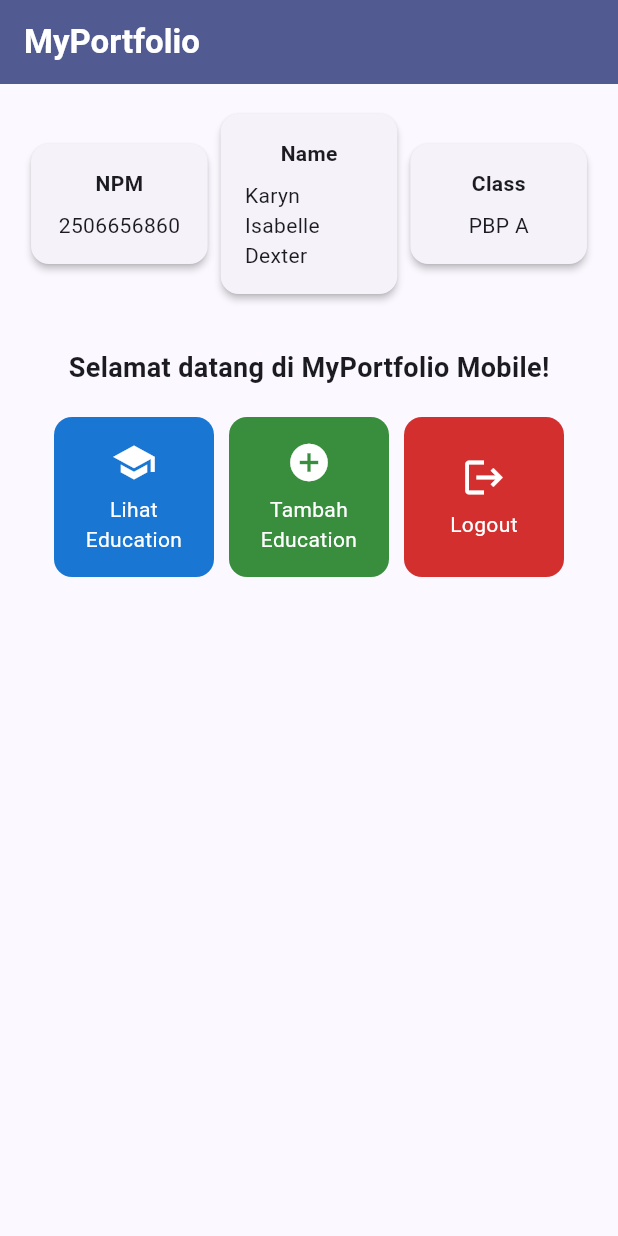
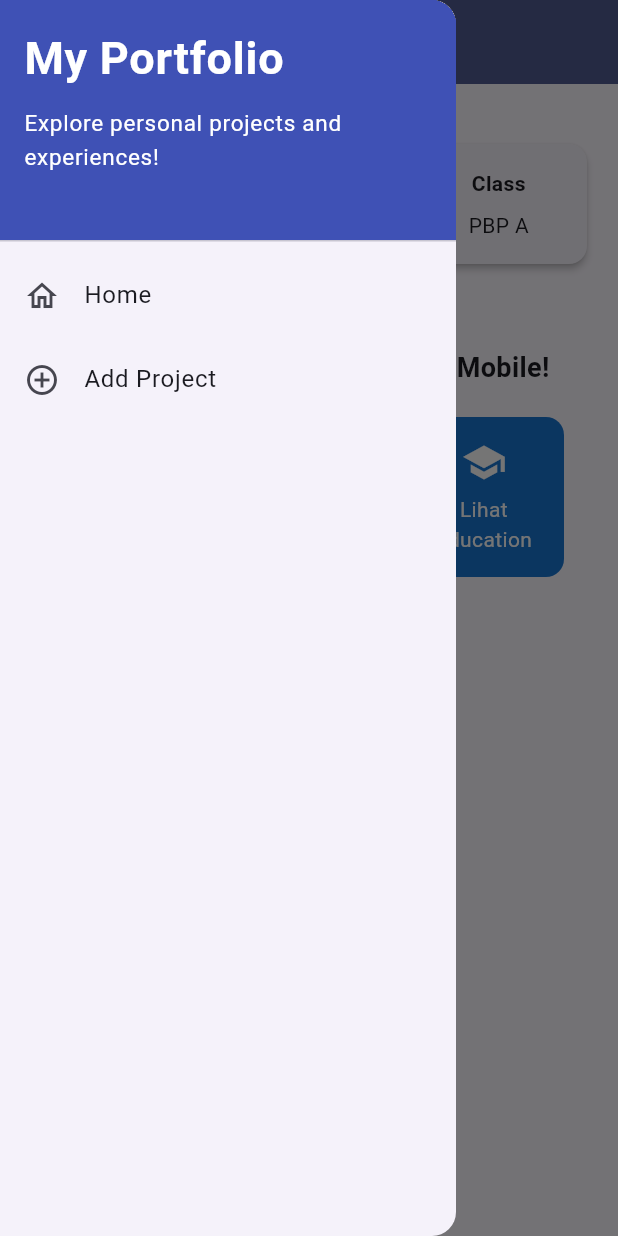
Before and after one commit to karyndextuy/myportofolio_mobile, a Flutter app: the screen it shows after launch, with the side drawer open (before the commit the screen has no drawer), on a phone screen of 412 x 824 dp. Run offline on Flutter 3.47's test engine with Material 3 defaults, Android fonts, the phone set to English and light mode, and no system bars.

Commit message:
tutorial 9

```diff
--- a/lib/main.dart
+++ b/lib/main.dart
@@ -1,5 +1,5 @@
 import 'package:flutter/material.dart';
-import 'package:myportofolio_mobile/menu.dart';
+import 'package:myportofolio_mobile/screens/menu.dart';
 
 void main() {
   runApp(const MyApp());
--- a/lib/menu.dart
+++ /dev/null
@@ -1,181 +0,0 @@
-import 'package:flutter/material.dart';
-
-class MyHomePage extends StatelessWidget {
-  MyHomePage({super.key});
-
-  // Identitas pemilik portofolio yang ditampilkan pada tiga InfoCard.
-  final String npm = "2506656860";
-  final String nama = "Karyn Isabelle Dexter";
-  final String kelas = "PBP A";
-
-  // Tombol aksi portofolio. Warna latar disimpan di model, sehingga
-  // ItemCard cukup membaca item.color tanpa percabangan if-else.
-  final List<ItemHomepage> items = [
-    ItemHomepage("Lihat Education", Icons.school, Colors.blue.shade700),
-    ItemHomepage("Tambah Education", Icons.add_circle, Colors.green.shade700),
-    ItemHomepage("Logout", Icons.logout, Colors.red.shade700),
-  ];
-
-  @override
-  Widget build(BuildContext context) {
-    // Scaffold menyediakan struktur visual dasar halaman (AppBar, Body, SnackBar).
-    return Scaffold(
-      // AppBar menampilkan bar bagian atas halaman aplikasi.
-      appBar: AppBar(
-        title: const Text(
-          'MyPortfolio',
-          style: TextStyle(
-            color: Colors.white,
-            fontWeight: FontWeight.bold,
-          ),
-        ),
-        backgroundColor: Theme.of(context).colorScheme.primary,
-      ),
-      // Body halaman utama dengan padding di sekelilingnya.
-      body: Padding(
-        padding: const EdgeInsets.all(16.0),
-        child: Column(
-          crossAxisAlignment: CrossAxisAlignment.center,
-          children: [
-            // Baris horizontal untuk menampilkan 3 InfoCard secara sejajar.
-            Row(
-              mainAxisAlignment: MainAxisAlignment.spaceEvenly,
-              children: [
-                InfoCard(title: 'NPM', content: npm),
-                InfoCard(title: 'Name', content: nama),
-                InfoCard(title: 'Class', content: kelas),
-              ],
-            ),
-
-            const SizedBox(height: 16.0),
-
-            // Bagian tengah: pesan sambutan dan kisi tombol menu portofolio.
-            Center(
-              child: Column(
-                children: [
-                  const Padding(
-                    padding: EdgeInsets.only(top: 16.0),
-                    child: Text(
-                      'Selamat datang di MyPortfolio Mobile!',
-                      style: TextStyle(
-                        fontWeight: FontWeight.bold,
-                        fontSize: 18.0,
-                      ),
-                    ),
-                  ),
-
-                  // GridView menampilkan kartu tombol dalam tata letak kisi 3 kolom.
-                  GridView.count(
-                    primary: true,
-                    padding: const EdgeInsets.all(20),
-                    crossAxisSpacing: 10,
-                    mainAxisSpacing: 10,
-                    crossAxisCount: 3,
-                    // shrinkWrap agar ukuran kisi menyesuaikan tinggi konten anak.
-                    shrinkWrap: true,
-                    children: items.map((ItemHomepage item) {
-                      return ItemCard(item);
-                    }).toList(),
-                  ),
-                ],
-              ),
-            ),
-          ],
-        ),
-      ),
-    );
-  }
-}
-
-class InfoCard extends StatelessWidget {
-  // Kartu informasi yang menampilkan judul (title) dan isi (content).
-  final String title;
-  final String content;
-
-  const InfoCard({super.key, required this.title, required this.content});
-
-  @override
-  Widget build(BuildContext context) {
-    return Card(
-      // Memberikan efek bayangan kartu elevasi 2 unit.
-      elevation: 2.0,
-      child: Container(
-        // Menyesuaikan lebar kartu dengan proporsi layar (dibagi 3.5).
-        width: MediaQuery.of(context).size.width / 3.5,
-        padding: const EdgeInsets.all(16.0),
-        // Menyusun teks title dan content secara vertikal.
-        child: Column(
-          children: [
-            Text(
-              title,
-              style: const TextStyle(fontWeight: FontWeight.bold),
-            ),
-            const SizedBox(height: 8.0),
-            Text(content),
-          ],
-        ),
-      ),
-    );
-  }
-}
-
-/// Model data untuk satu tombol aksi di halaman menu.
-class ItemHomepage {
-  /// Nama tombol, juga dipakai pada pesan SnackBar.
-  final String name;
-
-  /// Ikon yang ditampilkan di atas nama tombol.
-  final IconData icon;
-
-  /// Warna latar kartu tombol.
-  final Color color;
-
-  ItemHomepage(this.name, this.icon, this.color);
-}
-
-class ItemCard extends StatelessWidget {
-  final ItemHomepage item;
-
-  const ItemCard(this.item, {super.key});
-
-  @override
-  Widget build(BuildContext context) {
-    return Material(
-      // Warna latar diambil dari model, sehingga setiap tombol berbeda warna.
-      color: item.color,
-      borderRadius: BorderRadius.circular(12),
-      child: InkWell(
-        // Aksi ketika kartu ditekan oleh pengguna.
-        onTap: () {
-          // Menampilkan SnackBar dengan pesan interaktif.
-          ScaffoldMessenger.of(context)
-            ..hideCurrentSnackBar()
-            ..showSnackBar(
-              SnackBar(content: Text("Kamu telah menekan tombol ${item.name}!")),
-            );
-        },
-        child: Container(
-          padding: const EdgeInsets.all(8),
-          child: Center(
-            child: Column(
-              mainAxisAlignment: MainAxisAlignment.center,
-              children: [
-                Icon(
-                  item.icon,
-                  color: Colors.white,
-                  size: 30.0,
-                ),
-                const Padding(padding: EdgeInsets.all(3)),
-                Text(
-                  item.name,
-                  textAlign: TextAlign.center,
-                  style: const TextStyle(color: Colors.white),
-                ),
-              ],
-            ),
-          ),
-        ),
-      ),
-    );
-  }
-}
--- /dev/null
+++ b/lib/screens/menu.dart
@@ -0,0 +1,146 @@
+import 'package:flutter/material.dart';
+import 'package:myportofolio_mobile/widgets/left_drawer.dart';
+import 'package:myportofolio_mobile/widgets/project_card.dart';
+
+class MyHomePage extends StatelessWidget {
+  MyHomePage({super.key});
+
+  // Identitas pemilik portofolio yang ditampilkan pada tiga InfoCard.
+  final String npm = "2506656860";
+  final String nama = "Karyn Isabelle Dexter";
+  final String kelas = "PBP A";
+
+  // Tombol aksi portofolio. Warna latar disimpan di model, sehingga
+  // ItemCard cukup membaca item.color tanpa percabangan if-else.
+  final List<ItemHomepage> items = [
+    ItemHomepage("Lihat Proyek", Icons.folder, Colors.indigo.shade400),
+    ItemHomepage(
+      "Tambah Proyek",
+      Icons.create_new_folder,
+      Colors.orange.shade800,
+    ),
+    ItemHomepage("Lihat Education", Icons.school, Colors.blue.shade700),
+    ItemHomepage("Tambah Education", Icons.add_circle, Colors.green.shade700),
+    ItemHomepage("Logout", Icons.logout, Colors.red.shade700),
+  ];
+
+  @override
+  Widget build(BuildContext context) {
+    // Scaffold menyediakan struktur visual dasar halaman (AppBar, Body, SnackBar).
+    return Scaffold(
+      // AppBar menampilkan bar bagian atas halaman aplikasi.
+      appBar: AppBar(
+        title: const Text(
+          'MyPortfolio',
+          style: TextStyle(color: Colors.white, fontWeight: FontWeight.bold),
+        ),
+        backgroundColor: Theme.of(context).colorScheme.primary,
+        // Ikon drawer (hamburger) berwarna putih agar terlihat di AppBar.
+        iconTheme: const IconThemeData(color: Colors.white),
+      ),
+      // Drawer menu untuk berpindah antarhalaman.
+      drawer: const LeftDrawer(),
+      // Body halaman utama dengan padding di sekelilingnya. Dibungkus
+      // SingleChildScrollView agar tidak overflow di layar yang pendek.
+      body: SingleChildScrollView(
+        child: Padding(
+          padding: const EdgeInsets.all(16.0),
+          child: Column(
+            crossAxisAlignment: CrossAxisAlignment.center,
+            children: [
+              // Baris horizontal untuk menampilkan 3 InfoCard secara sejajar.
+              Row(
+                mainAxisAlignment: MainAxisAlignment.spaceEvenly,
+                children: [
+                  InfoCard(title: 'NPM', content: npm),
+                  InfoCard(title: 'Name', content: nama),
+                  InfoCard(title: 'Class', content: kelas),
+                ],
+              ),
+
+              const SizedBox(height: 16.0),
+
+              // Bagian tengah: pesan sambutan dan kisi tombol menu portofolio.
+              Center(
+                child: Column(
+                  children: [
+                    const Padding(
+                      padding: EdgeInsets.only(top: 16.0),
+                      child: Text(
+                        'Selamat datang di MyPortfolio Mobile!',
+                        style: TextStyle(
+                          fontWeight: FontWeight.bold,
+                          fontSize: 18.0,
+                        ),
+                      ),
+                    ),
+
+                    // GridView menampilkan kartu tombol dalam tata letak kisi 3 kolom.
+                    GridView.count(
+                      // Scroll ditangani SingleChildScrollView milik halaman,
+                      // sehingga GridView sendiri tidak ikut di-scroll.
+                      primary: false,
+                      physics: const NeverScrollableScrollPhysics(),
+                      padding: const EdgeInsets.all(20),
+                      crossAxisSpacing: 10,
+                      mainAxisSpacing: 10,
+                      crossAxisCount: 3,
+                      // shrinkWrap agar ukuran kisi menyesuaikan tinggi konten anak.
+                      shrinkWrap: true,
+                      children: items.map((ItemHomepage item) {
+                        return ItemCard(item);
+                      }).toList(),
+                    ),
+                  ],
+                ),
+              ),
+            ],
+          ),
+        ),
+      ),
+    );
+  }
+}
+
+class InfoCard extends StatelessWidget {
+  // Kartu informasi yang menampilkan judul (title) dan isi (content).
+  final String title;
+  final String content;
+
+  const InfoCard({super.key, required this.title, required this.content});
+
+  @override
+  Widget build(BuildContext context) {
+    return Card(
+      // Memberikan efek bayangan kartu elevasi 2 unit.
+      elevation: 2.0,
+      child: Container(
+        // Menyesuaikan lebar kartu dengan proporsi layar (dibagi 3.5).
+        width: MediaQuery.of(context).size.width / 3.5,
+        padding: const EdgeInsets.all(16.0),
+        // Menyusun teks title dan content secara vertikal.
+        child: Column(
+          children: [
+            Text(title, style: const TextStyle(fontWeight: FontWeight.bold)),
+            const SizedBox(height: 8.0),
+            Text(content),
+          ],
+        ),
+      ),
+    );
+  }
+}
+
+/// Model data untuk satu tombol aksi di halaman menu.
+class ItemHomepage {
+  /// Nama tombol, juga dipakai pada pesan SnackBar.
+  final String name;
+
+  /// Ikon yang ditampilkan di atas nama tombol.
+  final IconData icon;
+
+  /// Warna latar kartu tombol.
+  final Color color;
+
+  ItemHomepage(this.name, this.icon, this.color);
+}
--- /dev/null
+++ b/lib/widgets/left_drawer.dart
@@ -0,0 +1,62 @@
+import 'package:flutter/material.dart';
+import 'package:myportofolio_mobile/screens/menu.dart';
+import 'package:myportofolio_mobile/screens/project_form.dart';
+
+class LeftDrawer extends StatelessWidget {
+  const LeftDrawer({super.key});
+
+  @override
+  Widget build(BuildContext context) {
+    return Drawer(
+      child: ListView(
+        children: [
+          const DrawerHeader(
+            decoration: BoxDecoration(color: Colors.indigo),
+            child: Column(
+              crossAxisAlignment: CrossAxisAlignment.start,
+              children: [
+                Text(
+                  'My Portfolio',
+                  style: TextStyle(
+                    fontSize: 30,
+                    fontWeight: FontWeight.bold,
+                    color: Colors.white,
+                  ),
+                ),
+                SizedBox(height: 10),
+                Text(
+                  'Explore personal projects and experiences!',
+                  style: TextStyle(fontSize: 15, color: Colors.white),
+                ),
+              ],
+            ),
+          ),
+          ListTile(
+            leading: const Icon(Icons.home_outlined),
+            title: const Text('Home'),
+            // Navigasi ke halaman utama portofolio
+            onTap: () {
+              Navigator.pushReplacement(
+                context,
+                MaterialPageRoute(builder: (context) => MyHomePage()),
+              );
+            },
+          ),
+          ListTile(
+            leading: const Icon(Icons.add_circle_outline),
+            title: const Text('Add Project'),
+            // Navigasi ke halaman tambah proyek
+            onTap: () {
+              Navigator.pushReplacement(
+                context,
+                MaterialPageRoute(
+                  builder: (context) => const ProjectFormPage(),
+                ),
+              );
+            },
+          ),
+        ],
+      ),
+    );
+  }
+}
--- /dev/null
+++ b/lib/widgets/project_card.dart
@@ -0,0 +1,58 @@
+import 'package:flutter/material.dart';
+import 'package:myportofolio_mobile/screens/menu.dart';
+import 'package:myportofolio_mobile/screens/project_form.dart';
+
+class ItemCard extends StatelessWidget {
+  final ItemHomepage item;
+
+  const ItemCard(this.item, {super.key});
+
+  @override
+  Widget build(BuildContext context) {
+    return Material(
+      // Warna latar diambil dari model, sehingga setiap tombol berbeda warna.
+      color: item.color,
+      borderRadius: BorderRadius.circular(12),
+      child: InkWell(
+        // Area responsif terhadap sentuhan
+        onTap: () {
+          // Memunculkan SnackBar ketika diklik
+          ScaffoldMessenger.of(context)
+            ..hideCurrentSnackBar()
+            ..showSnackBar(
+              SnackBar(
+                content: Text("Kamu telah menekan tombol ${item.name}!"),
+              ),
+            );
+
+          // Navigate ke halaman yang sesuai
+          if (item.name == "Tambah Proyek") {
+            // push() menaruh form di atas menu, sehingga tombol Back
+            // mengembalikan pengguna ke halaman menu.
+            Navigator.push(
+              context,
+              MaterialPageRoute(builder: (context) => const ProjectFormPage()),
+            );
+          }
+        },
+        child: Container(
+          padding: const EdgeInsets.all(8),
+          child: Center(
+            child: Column(
+              mainAxisAlignment: MainAxisAlignment.center,
+              children: [
+                Icon(item.icon, color: Colors.white, size: 30.0),
+                const Padding(padding: EdgeInsets.all(3)),
+                Text(
+                  item.name,
+                  textAlign: TextAlign.center,
+                  style: const TextStyle(color: Colors.white),
+                ),
+              ],
+            ),
+          ),
+        ),
+      ),
+    );
+  }
+}
```
Also changed, not shown: lib/screens/project_form.dart (added, +214 -0 lines), 1 other file.
